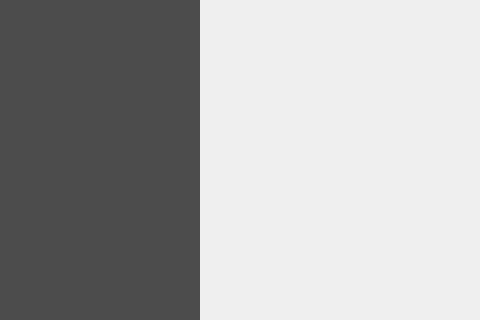
This is teachermenuform.ui in thenewcoder/school-administration-system as Qt 5 draws it before an edit; both pictures show x 0 to 480 and y 395 to 715 of the 872 by 715 pixel window. The edited form follows.
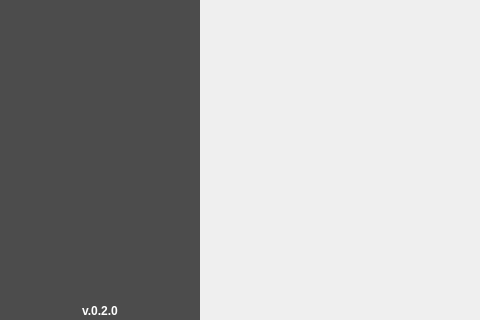
This is the edited form. Icons and pictures are not drawn.

Commit message: Added app version label to bottom of the left menu list

What changed in the file:
```diff
--- a/teachermenuform.ui
+++ b/teachermenuform.ui
@@ -10,12 +10,6 @@
     <height>715</height>
    </rect>
   </property>
-  <property name="sizePolicy">
-   <sizepolicy hsizetype="Preferred" vsizetype="Preferred">
-    <horstretch>0</horstretch>
-    <verstretch>0</verstretch>
-   </sizepolicy>
-  </property>
   <property name="windowTitle">
    <string/>
   </property>
@@ -26,13 +20,15 @@
 	icon-size: 32px  32px;
 	border-top: 2px solid white;
 }
+
 #menuListWidget::item { 
 	border-bottom: 2px solid white; 
 	padding: 2px 0px 2px 2px;
 }
+
 #menuListWidget::item::selected { background-color:  rgb(153, 153, 153); }
 
-#topPanel {
+#topPanel, #AppVersionFrame {
 	background-color: rgb(76, 76, 76);
 }
 
@@ -40,6 +36,11 @@
 	color: white;
 }
 
+#lblAppVersion {
+	color: white;
+	font-weight: bold;
+}
+
 #lblMenuSchoolLogo {
 	background-color: rgb(76, 76, 76);
 }
@@ -68,7 +69,7 @@
     <number>0</number>
    </property>
    <item>
-    <layout class="QVBoxLayout" name="LeftSideLayout" stretch="0,0">
+    <layout class="QVBoxLayout" name="LeftSideLayout" stretch="0,0,0">
      <property name="spacing">
       <number>0</number>
      </property>
@@ -261,6 +262,64 @@
        </item>
       </widget>
      </item>
+     <item>
+      <widget class="QFrame" name="AppVersionFrame">
+       <property name="minimumSize">
+        <size>
+         <width>200</width>
+         <height>0</height>
+        </size>
+       </property>
+       <property name="maximumSize">
+        <size>
+         <width>150</width>
+         <height>16777215</height>
+        </size>
+       </property>
+       <property name="frameShape">
+        <enum>QFrame::NoFrame</enum>
+       </property>
+       <property name="frameShadow">
+        <enum>QFrame::Plain</enum>
+       </property>
+       <layout class="QVBoxLayout" name="verticalLayout">
+        <property name="spacing">
+         <number>0</number>
+        </property>
+        <property name="leftMargin">
+         <number>0</number>
+        </property>
+        <property name="topMargin">
+         <number>0</number>
+        </property>
+        <property name="rightMargin">
+         <number>0</number>
+        </property>
+        <property name="bottomMargin">
+         <number>2</number>
+        </property>
+        <item>
+         <widget class="QLabel" name="lblAppVersion">
+          <property name="sizePolicy">
+           <sizepolicy hsizetype="Preferred" vsizetype="Preferred">
+            <horstretch>0</horstretch>
+            <verstretch>0</verstretch>
+           </sizepolicy>
+          </property>
+          <property name="text">
+           <string>v.0.2.0</string>
+          </property>
+          <property name="textFormat">
+           <enum>Qt::PlainText</enum>
+          </property>
+          <property name="alignment">
+           <set>Qt::AlignCenter</set>
+          </property>
+         </widget>
+        </item>
+       </layout>
+      </widget>
+     </item>
     </layout>
    </item>
    <item>
```
The commit also changes 3 other files.
